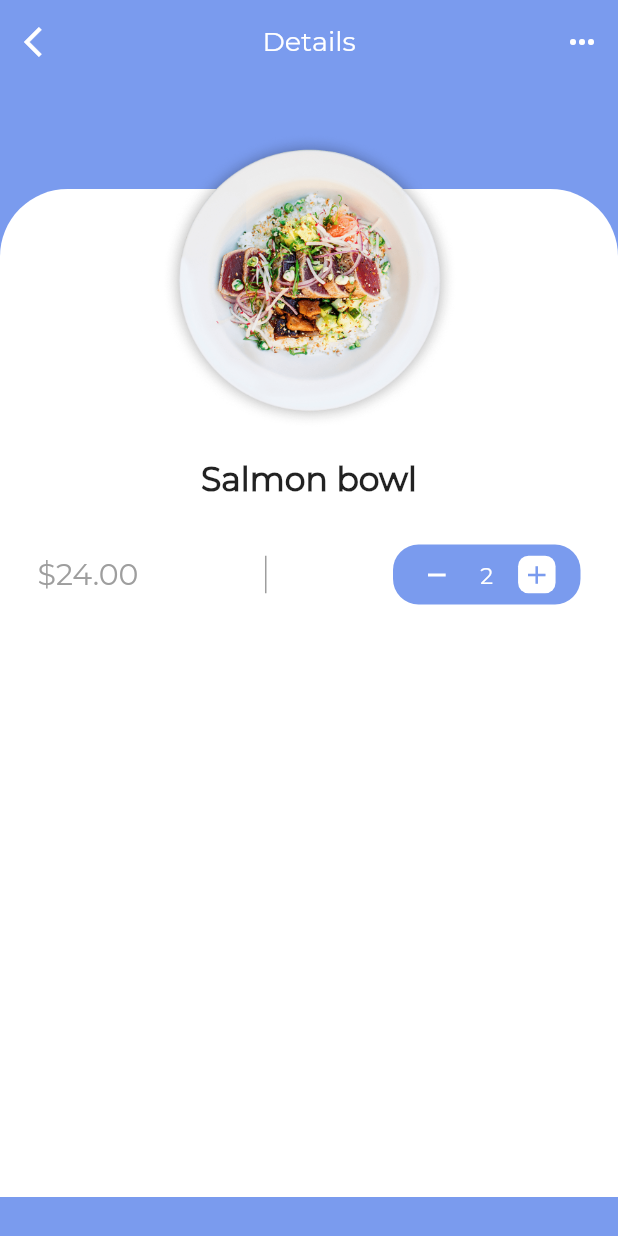
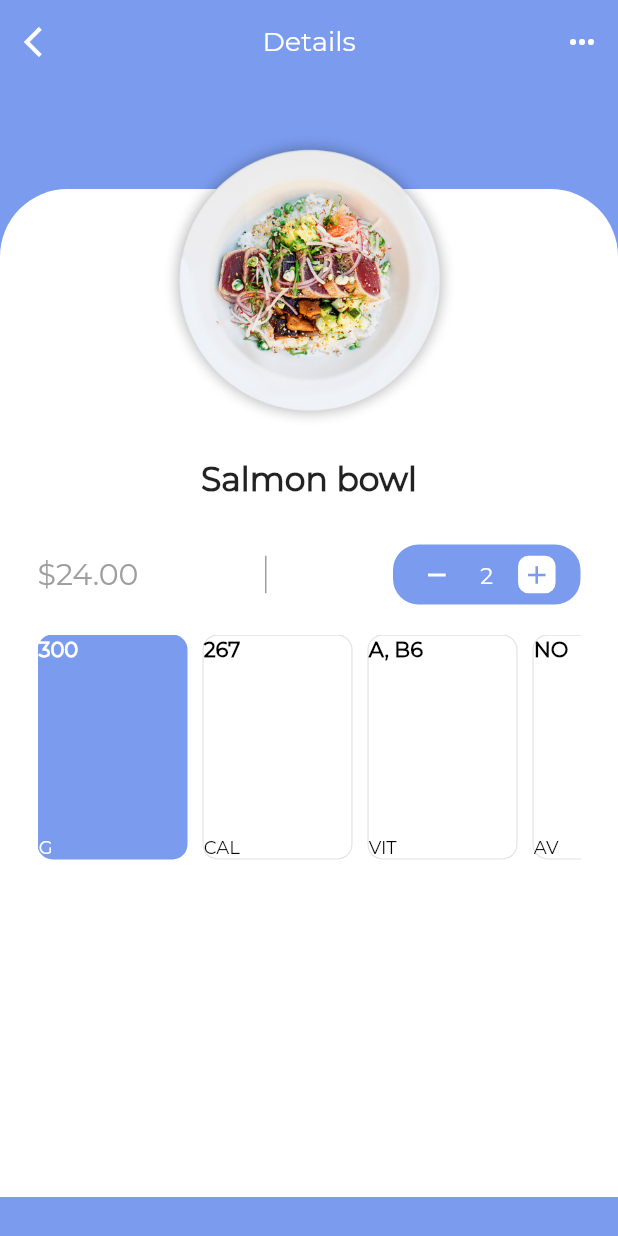
Before and after one commit to ShivamGoyal26/Firebase_Auth-Flutter-, a Flutter app: the screen it shows after launch, after a tap on "Salmon bowl", on a phone screen of 412 x 824 dp. Run offline on Flutter 3.47's test engine with Material 2 defaults, Android fonts, the phone set to English and light mode, and no system bars; project files that could hold a hidden picture were left out.

Commit message:
14th commit

```diff
--- a/lib/details_page.dart
+++ b/lib/details_page.dart
@@ -178,8 +178,32 @@ class _DetailsPageState extends State<DetailsPage> {
                         height: 150,
                         child: ListView(
                           scrollDirection: Axis.horizontal,
-                          children: <Widget>[],
+                          children: <Widget>[
+                            _buildInfoCard('WEIGHT', '300', 'G'),
+                            SizedBox(
+                              width: 10.0,
+                            ),
+                            _buildInfoCard('CALORIES', '267', 'CAL'),
+                            SizedBox(
+                              width: 10.0,
+                            ),
+                            _buildInfoCard('VITAMINS', 'A, B6', 'VIT'),
+                            SizedBox(
+                              width: 10.0,
+                            ),
+                            _buildInfoCard('AVAIL', 'NO', 'AV'),
+                            SizedBox(
+                              width: 10.0,
+                            ),
+                          ],
                         ),
+                      ),
+                      SizedBox(
+                        height: 20,
+                      ),
+                      Padding(
+                        padding: EdgeInsets.only(bottom: 5),
+
                       ),
                     ],
                   ),
@@ -212,7 +236,27 @@ class _DetailsPageState extends State<DetailsPage> {
         height: 100,
         width: 100,
         child: Column(
-          children: <Widget>[],
+          mainAxisAlignment: MainAxisAlignment.spaceBetween,
+          crossAxisAlignment: CrossAxisAlignment.start,
+          children: <Widget>[
+            Text(
+              info,
+              style: TextStyle(
+                fontFamily: 'Montserrat',
+                fontSize: 14,
+                color: cardTitle == selectedCard ? Colors.white : Colors.black,
+                fontWeight: FontWeight.bold,
+              ),
+            ),
+            Text(
+              unit,
+              style: TextStyle(
+                fontFamily: 'Montserrat',
+                fontSize: 12,
+                color: cardTitle == selectedCard ? Colors.white : Colors.black,
+              ),
+            ),
+          ],
         ),
       ),
     );
```
